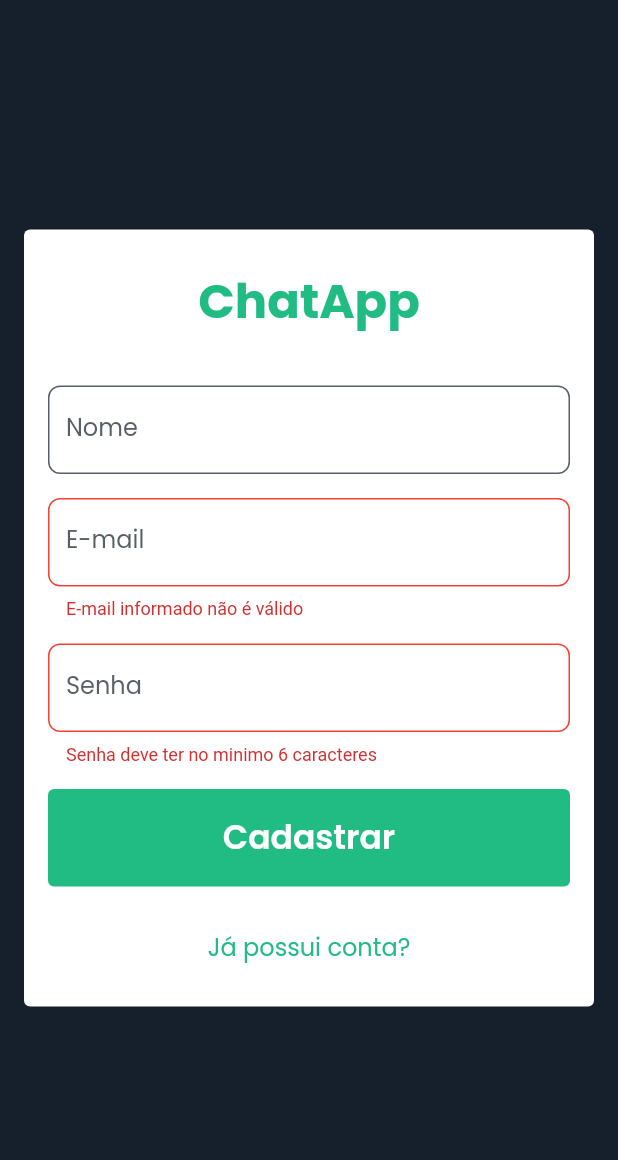
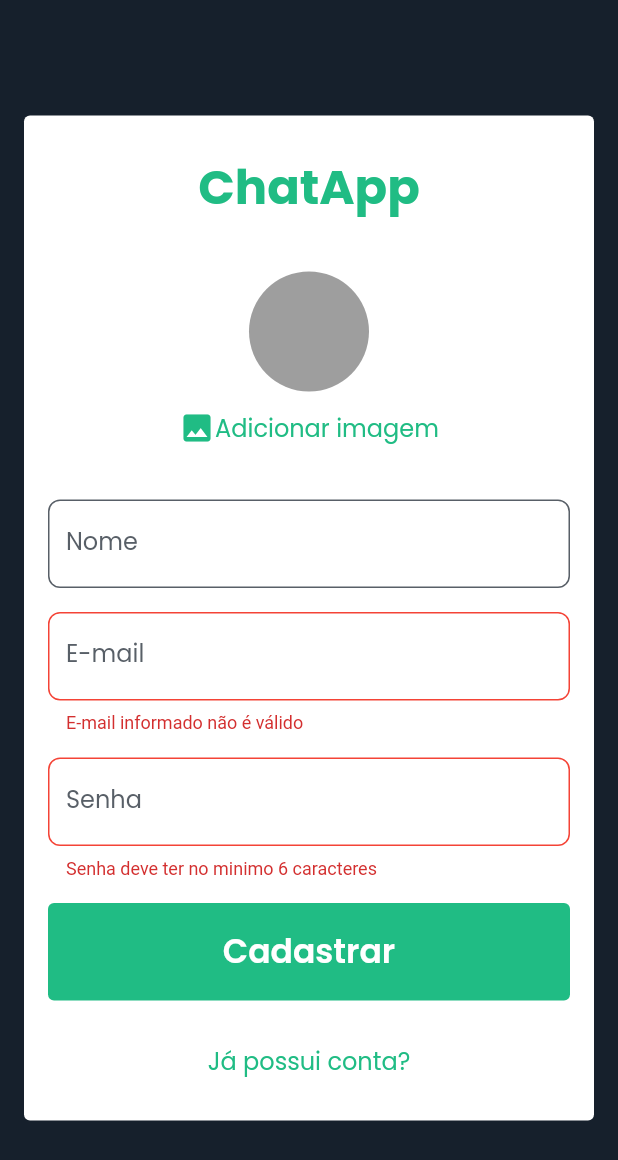
Before and after one commit to joaovitorcf97/chat, a Flutter app: the screen it shows after launch, after a tap on "Entrar", after a tap on "Criar uma nova conta?", on a phone screen of 412 x 824 dp. Shown: the top 1160 px of the screen. Run offline on Flutter 3.47's test engine with Material 2 defaults, Android fonts, the phone set to English and light mode, and no system bars; our stand-ins replace google_fonts, image_picker.

Commit message:
Pegando imagens da galeria

```diff
--- a/lib/components/auth_form.dart
+++ b/lib/components/auth_form.dart
@@ -1,5 +1,6 @@
+import 'dart:io';
 import 'dart:ui';
-
+import 'package:chat/components/user_image_picker.dart';
 import 'package:chat/core/theme/app_colors.dart';
 import 'package:chat/core/theme/app_text_styles.dart';
 import 'package:chat/models/auth_form_data.dart';
@@ -7,7 +8,12 @@ import 'package:flutter/cupertino.dart';
 import 'package:flutter/material.dart';
 
 class AuthForm extends StatefulWidget {
-  const AuthForm({Key? key}) : super(key: key);
+  final void Function(AuthFormData) onSubmit;
+
+  const AuthForm({
+    Key? key,
+    required this.onSubmit,
+  }) : super(key: key);
 
   @override
   State<AuthForm> createState() => _AuthFormState();
@@ -17,10 +23,28 @@ class _AuthFormState extends State<AuthForm> {
   final _formKey = GlobalKey<FormState>();
   final _formData = AuthFormData();
 
+  void _handleImagePick(File image) {
+    _formData.image = image;
+  }
+
+  void _showError(String msg) {
+    ScaffoldMessenger.of(context).showSnackBar(
+      SnackBar(
+        content: Text(msg),
+        backgroundColor: AppColors.green,
+      ),
+    );
+  }
+
   void _submit() {
     final isValid = _formKey.currentState?.validate() ?? false;
+    if (!isValid) return;
 
-    if (!isValid) return;
+    if (_formData.image == null && _formData.isSignup) {
+      return _showError('Image não selecionada!');
+    }
+
+    widget.onSubmit(_formData);
   }
 
   @override
@@ -41,6 +65,11 @@ class _AuthFormState extends State<AuthForm> {
                   style: AppTextStyles.titleLogin,
                 ),
               ),
+              if (_formData.isSignup)
+                UserImagePicker(
+                  onImagePick: _handleImagePick,
+                ),
+              if (_formData.isSignup) SizedBox(height: 24),
               if (_formData.isSignup)
                 TextFormField(
                   key: ValueKey('name'),
--- /dev/null
+++ b/lib/components/user_image_picker.dart
@@ -0,0 +1,68 @@
+import 'dart:io';
+import 'package:chat/core/theme/app_colors.dart';
+import 'package:chat/core/theme/app_text_styles.dart';
+import 'package:flutter/material.dart';
+import 'package:image_picker/image_picker.dart';
+
+class UserImagePicker extends StatefulWidget {
+  final void Function(File image) onImagePick;
+
+  const UserImagePicker({
+    Key? key,
+    required this.onImagePick,
+  }) : super(key: key);
+
+  @override
+  _UserImagePickerState createState() => _UserImagePickerState();
+}
+
+class _UserImagePickerState extends State<UserImagePicker> {
+  File? _image;
+
+  Future<void> _pickImage() async {
+    final picker = ImagePicker();
+    final pickedImage = await picker.pickImage(
+      source: ImageSource.gallery,
+      imageQuality: 50,
+      maxHeight: 150,
+    );
+
+    if (pickedImage != null) {
+      setState(() {
+        _image = File(pickedImage.path);
+      });
+
+      widget.onImagePick(_image!);
+    }
+  }
+
+  @override
+  Widget build(BuildContext context) {
+    return Column(
+      children: [
+        CircleAvatar(
+          radius: 40,
+          backgroundColor: Colors.grey,
+          backgroundImage: _image != null ? FileImage(_image!) : null,
+        ),
+        TextButton(
+          onPressed: _pickImage,
+          child: Row(
+            mainAxisAlignment: MainAxisAlignment.center,
+            children: [
+              Icon(
+                Icons.image,
+                color: AppColors.green,
+              ),
+              SizedBox(height: 8),
+              Text(
+                'Adicionar imagem',
+                style: AppTextStyles.textCreateAccount,
+              ),
+            ],
+          ),
+        )
+      ],
+    );
+  }
+}
--- a/lib/pages/auth_page.dart
+++ b/lib/pages/auth_page.dart
@@ -1,18 +1,59 @@
 import 'package:chat/components/auth_form.dart';
 import 'package:chat/core/theme/app_colors.dart';
+import 'package:chat/models/auth_form_data.dart';
 import 'package:flutter/material.dart';
 
-class AuthPage extends StatelessWidget {
+class AuthPage extends StatefulWidget {
   const AuthPage({Key? key}) : super(key: key);
 
   @override
+  State<AuthPage> createState() => _AuthPageState();
+}
+
+class _AuthPageState extends State<AuthPage> {
+  bool _isLoading = false;
+
+  Future<void> _handleSubmit(AuthFormData formData) async {
+    try {
+      setState(() => _isLoading = true);
+
+      if (formData.isLogin) {
+        //Login
+      } else {
+        // SignUp
+      }
+    } catch (error) {
+      // tratar error
+    } finally {
+      setState(() => _isLoading = false);
+    }
+  }
+
+  @override
   Widget build(BuildContext context) {
-    return const Scaffold(
+    return Scaffold(
       backgroundColor: AppColors.background,
-      body: Center(
-        child: SingleChildScrollView(
-          child: AuthForm(),
-        ),
+      body: Stack(
+        children: [
+          Center(
+            child: SingleChildScrollView(
+              child: AuthForm(
+                onSubmit: _handleSubmit,
+              ),
+            ),
+          ),
+          if (_isLoading)
+            Container(
+              decoration: const BoxDecoration(
+                color: Color.fromRGBO(0, 0, 0, 0.5),
+              ),
+              child: const Center(
+                child: CircularProgressIndicator(
+                  color: AppColors.green,
+                ),
+              ),
+            ),
+        ],
       ),
     );
   }
--- a/pubspec.yaml
+++ b/pubspec.yaml
@@ -9,6 +9,7 @@ dependencies:
     sdk: flutter
   cupertino_icons: ^1.0.2
   google_fonts: ^2.1.0
+  image_picker: ^0.8.4+4
 
 dev_dependencies:
   flutter_test:
```
Also changed, not shown: pubspec.lock, 5 other files.
